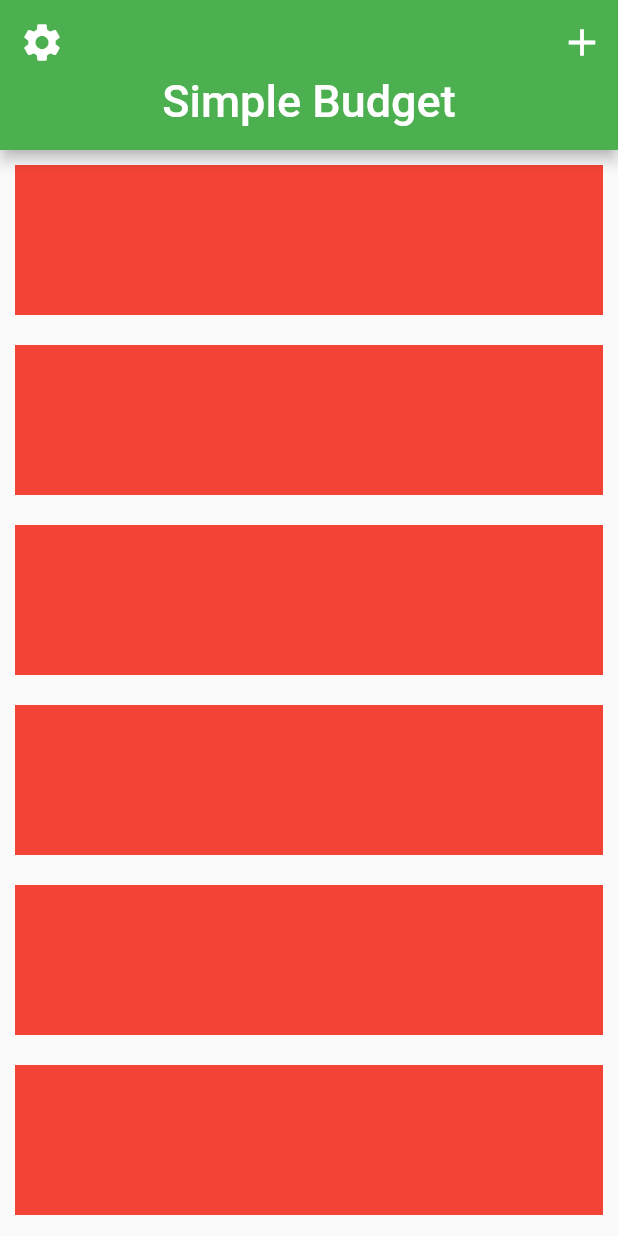
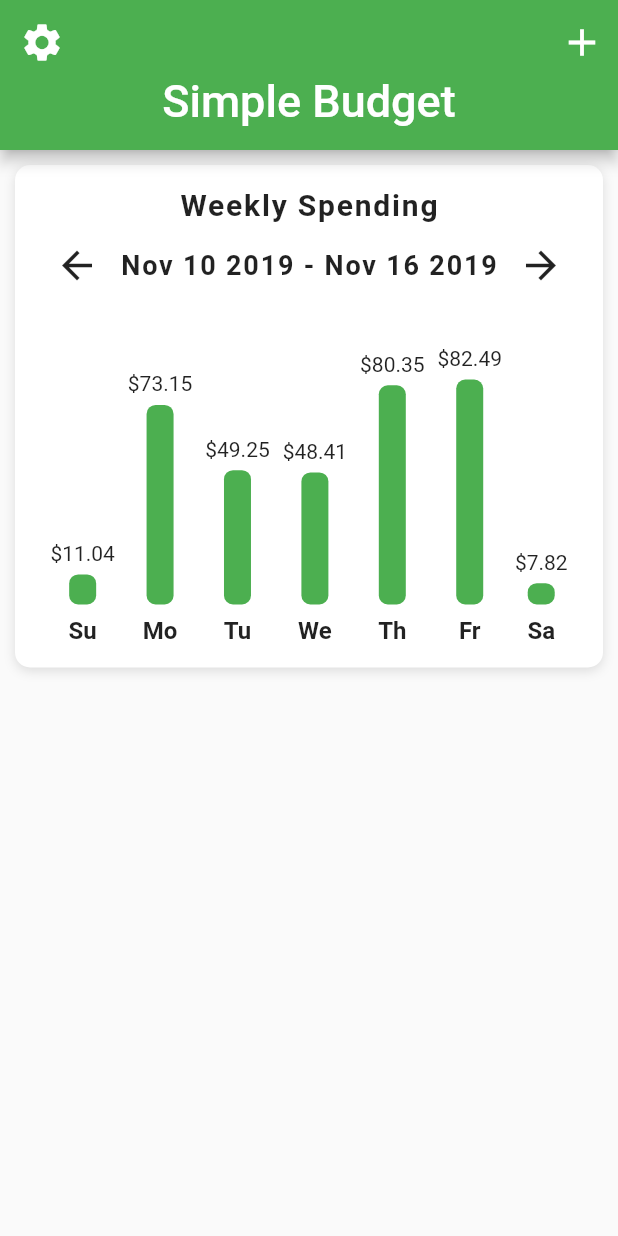
Before and after one commit to ankittale/Pocket-Buddy, a Flutter app: the screen it shows after launch, on a phone screen of 412 x 824 dp. Run offline on Flutter 3.47's test engine with Material 2 defaults, Android fonts, the phone set to English and light mode, and no system bars.

Commit message:
Added bracard

```diff
--- a/lib/screen/home_screen.dart
+++ b/lib/screen/home_screen.dart
@@ -1,4 +1,6 @@
 import 'package:flutter/material.dart';
+import 'package:pocket_buggy/data/data.dart';
+import 'package:pocket_buggy/widgets/bar_chart.dart';
 
 class HomeScreen extends StatefulWidget {
   HomeScreen({Key key}) : super(key: key);
@@ -8,6 +10,8 @@ class HomeScreen extends StatefulWidget {
 }
 
 class _HomeScreenState extends State<HomeScreen> {
+  List<double> weeklyExpending;
+
   @override
   Widget build(BuildContext context) {
     return Container(
@@ -35,11 +39,21 @@ class _HomeScreenState extends State<HomeScreen> {
               (BuildContext context, int index) {
                 return Container(
                   margin: EdgeInsets.all(10.0),
-                  height: 100.0,
-                  color: Colors.red,
+                  decoration: BoxDecoration(
+                    borderRadius: BorderRadius.circular(10.0),
+                    color: Colors.white,
+                    boxShadow: [
+                      BoxShadow(
+                        color: Colors.black12,
+                        offset: Offset(0, 2),
+                        blurRadius: 6.0
+                      )
+                    ]
+                  ),
+                  child: BarChart(weeklySpending),
                 );
               },
-              childCount: 10,
+              childCount: 1,
             ))
           ],
         ),
--- /dev/null
+++ b/lib/widgets/bar_chart.dart
@@ -0,0 +1,129 @@
+import 'package:flutter/material.dart';
+
+class BarChart extends StatelessWidget {
+  final List<double> expenses;
+  BarChart(this.expenses);
+
+  @override
+  Widget build(BuildContext context) {
+
+    double mostExpensive=0;
+    expenses.forEach((double price){
+      if(price > mostExpensive){
+        mostExpensive=price;
+      }
+    });
+
+    return Padding(
+      padding: const EdgeInsets.all(15.0),
+      child: Column(
+        children: <Widget>[
+          Text(
+            'Weekly Spending',
+            style: TextStyle(
+                fontSize: 20.0, fontWeight: FontWeight.bold, letterSpacing: 1.2),
+          ),
+          SizedBox(
+            height: 5.0,
+          ),
+          Row(
+            mainAxisAlignment: MainAxisAlignment.spaceAround,
+            children: <Widget>[
+              IconButton(
+                  icon: Icon(
+                    Icons.arrow_back,
+                  ),
+                  iconSize: 30.0,
+                  onPressed: () {}),
+              Text(
+                'Nov 10 2019 - Nov 16 2019',
+                style: TextStyle(
+                    fontSize: 18.0,
+                    fontWeight: FontWeight.w600,
+                    letterSpacing: 1.2),
+              ),
+              IconButton(
+                  icon: Icon(
+                    Icons.arrow_forward,
+                  ),
+                  iconSize: 30.0,
+                  onPressed: () {}),
+            ],
+          ),
+          SizedBox(
+            height: 30.0,
+          ),
+          Row(
+            mainAxisAlignment: MainAxisAlignment.spaceEvenly,
+            crossAxisAlignment: CrossAxisAlignment.end,
+            children: <Widget>[
+              Bar(label: 'Su',
+              amountSpent: expenses[0],
+              mostExpensive: mostExpensive),
+              Bar(label: 'Mo',
+              amountSpent: expenses[1],
+              mostExpensive: mostExpensive),
+              Bar(label: 'Tu',
+              amountSpent: expenses[2],
+              mostExpensive: mostExpensive),
+              Bar(label: 'We',
+              amountSpent: expenses[3],
+              mostExpensive: mostExpensive),
+              Bar(label: 'Th',
+              amountSpent: expenses[4],
+              mostExpensive: mostExpensive),
+              Bar(label: 'Fr',
+              amountSpent: expenses[5],
+              mostExpensive: mostExpensive),
+              Bar(label: 'Sa',
+              amountSpent: expenses[6],
+              mostExpensive: mostExpensive)
+            ],
+          )
+        ],
+      ),
+    );
+  }
+}
+
+class Bar extends StatelessWidget {
+  final String label;
+  final double amountSpent;
+  final double mostExpensive;
+
+  final maxBarHeight = 150.0;
+
+  Bar({this.label, this.amountSpent, this.mostExpensive});
+
+  @override
+  Widget build(BuildContext context) {
+    final barHeight = amountSpent / mostExpensive * maxBarHeight;
+
+    return Column(
+      children: <Widget>[
+        Text('\$${amountSpent.toStringAsFixed(2)}'),
+        SizedBox(
+          height: 6.0,
+        ),
+        Container(
+          height: barHeight,
+          width: 18.0,
+          decoration: BoxDecoration(
+            color: Theme.of(context).primaryColor,
+            borderRadius: BorderRadius.circular(6.0),
+          ),
+        ),
+        SizedBox(
+          height: 8.0,
+        ),
+        Text(
+          label,
+          style: TextStyle(
+            fontSize: 16.0,
+            fontWeight: FontWeight.w600,
+          ),
+        )
+      ],
+    );
+  }
+}
```
